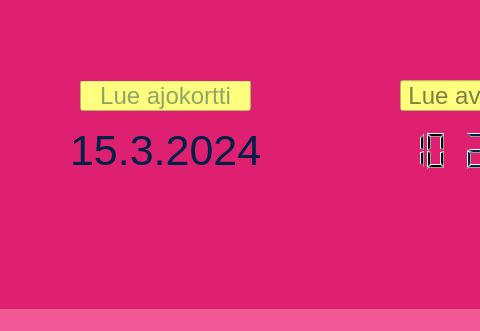
The window that tietokantaTesti.ui (TiViOpetus/Autolainaus) describes before a commit, drawn with Qt 5; both pictures show x 0 to 480 and y 269 to 600 of the 800 by 600 pixel window.
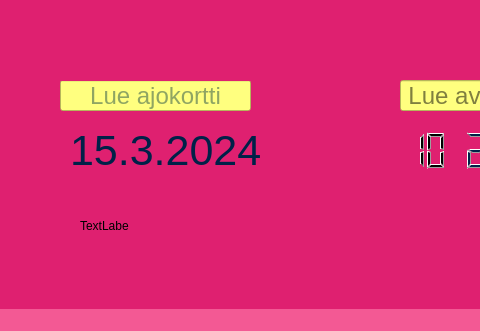
The same window after the commit. Icons and pictures are not drawn.

```diff
--- a/tietokantaTesti.ui
+++ b/tietokantaTesti.ui
@@ -26,9 +26,9 @@
     </property>
     <property name="geometry">
      <rect>
-      <x>80</x>
+      <x>60</x>
       <y>330</y>
-      <width>171</width>
+      <width>191</width>
       <height>31</height>
      </rect>
     </property>
@@ -295,6 +295,19 @@
      </size>
     </property>
    </widget>
+   <widget class="QLabel" name="label">
+    <property name="geometry">
+     <rect>
+      <x>80</x>
+      <y>460</y>
+      <width>49</width>
+      <height>31</height>
+     </rect>
+    </property>
+    <property name="text">
+     <string>TextLabel</string>
+    </property>
+   </widget>
   </widget>
   <widget class="QMenuBar" name="menubar">
    <property name="geometry">
```
Left out of the diff: 2 changed lines with no effect on the pictures.
